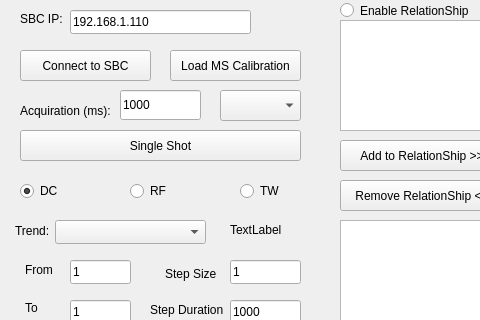
MOBILionSystems/MIPS-app-MOBILion, file autotrend.ui: the form before one commit; both pictures show x 0 to 480 and y 0 to 320 of the 700 by 500 pixel window.
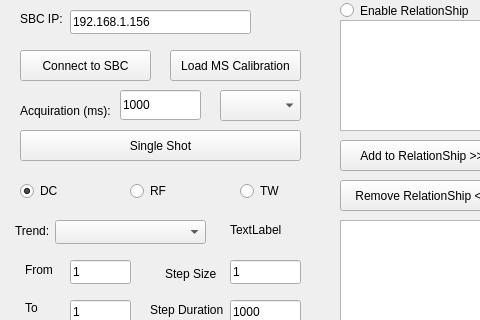
The form after the commit.

The edit to the form file:
```diff
--- a/autotrend.ui
+++ b/autotrend.ui
@@ -232,7 +232,7 @@
     </rect>
    </property>
    <property name="text">
-    <string>192.168.1.110</string>
+    <string>192.168.1.156</string>
    </property>
   </widget>
   <widget class="QLineEdit" name="trendFrom">
```
